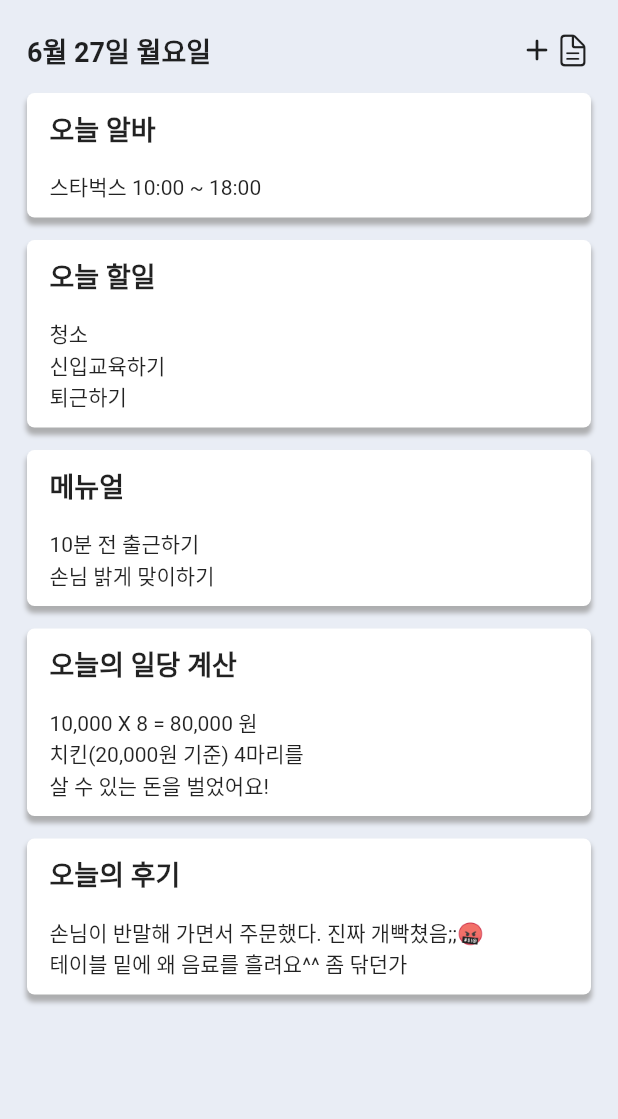
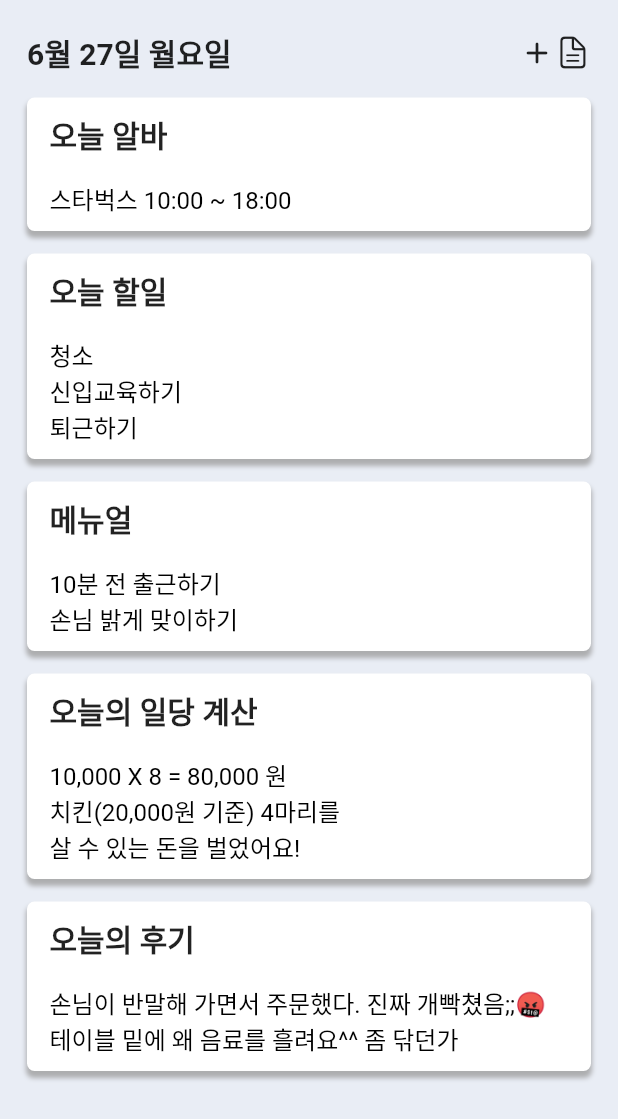
Before and after one commit to char-null/aalbaya, a Flutter app: the screen it shows after launch, on a phone screen of 412 x 824 dp. Shown: the top 1119 px of the screen. Run offline on Flutter 3.47's test engine with Material 2 defaults, Android fonts, the phone set to English and light mode, and no system bars; our stand-ins replace get.

Commit message:
style 추가

```diff
--- a/lib/src/styles/textstyle.dart
+++ b/lib/src/styles/textstyle.dart
@@ -1,8 +1,13 @@
 import 'package:aalbaya/src/styles/colors.dart';
 import 'package:flutter/material.dart';
 
-const headstyle = TextStyle(fontSize: 18, fontWeight: FontWeight.bold);
+const headstyle = TextStyle(fontSize: 20, fontWeight: FontWeight.bold);
 
-const contentstyle = TextStyle(fontSize: 14);
+const subheadstyle = TextStyle(fontSize: 18, fontWeight: FontWeight.bold);
+
+const contentstyle = TextStyle(fontSize: 16, color: Colors.black);
+
+const contentpointstyle =
+    TextStyle(fontSize: 15, color: pointcolor, fontWeight: FontWeight.bold);
 
 const pointstyle = TextStyle(fontWeight: FontWeight.bold, color: pointcolor);
```
